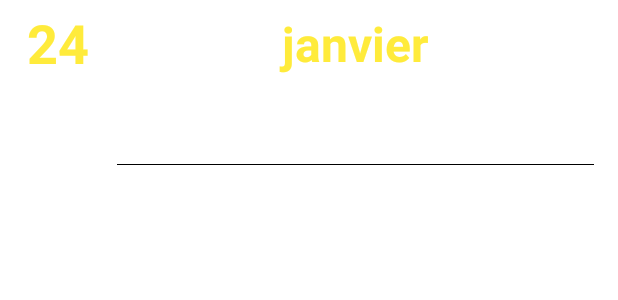
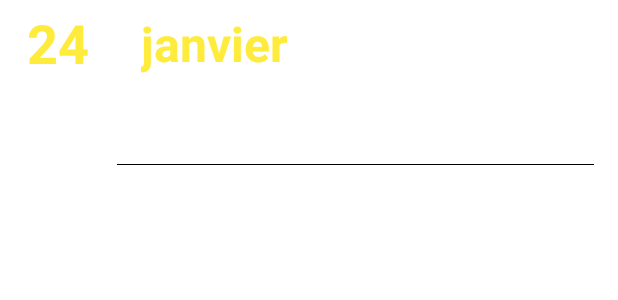
Before and after one commit to 0Gio37/birthday-app-front, an Android app: the layout item_birthday.xml on its own in the app's theme, with its tools: preview values and no code run, on a phone screen of 412 x 824 dp. Shown: the top 300 px of the screen. Run offline under Robolectric (Android 15) with nearby library versions, the phone set to English and light mode, and no system bars.

Commit message:
add new birthday test ok

```diff
--- a/app/src/main/res/layout/item_birthday.xml
+++ b/app/src/main/res/layout/item_birthday.xml
@@ -38,7 +38,7 @@
             android:gravity="top"
             android:textSize="32sp"
             android:textStyle="bold"
-            android:textAlignment="center"
+            android:textAlignment="textStart"
             tools:text="janvier"
             tools:ignore="RtlCompat" />
 
@@ -48,6 +48,7 @@
             android:layout_width="match_parent"
             android:layout_height="wrap_content"
             android:textSize="22sp"
+            android:textAlignment="center"
             android:textStyle="bold" />
 
         <TextView
```
